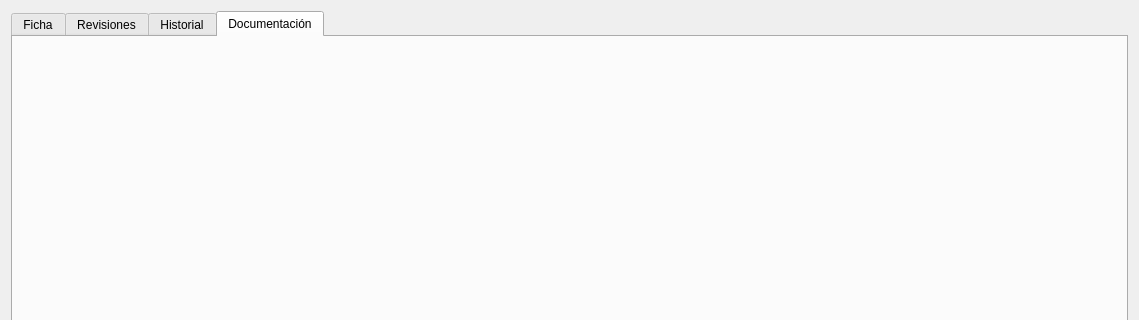
Above: views/forms_ui/vehicle.ui from serk82/nexus_admin_client before the change; both pictures show x 0 to 1139 and y 0 to 320 of the 1139 by 770 pixel window. Below: the same form after it.
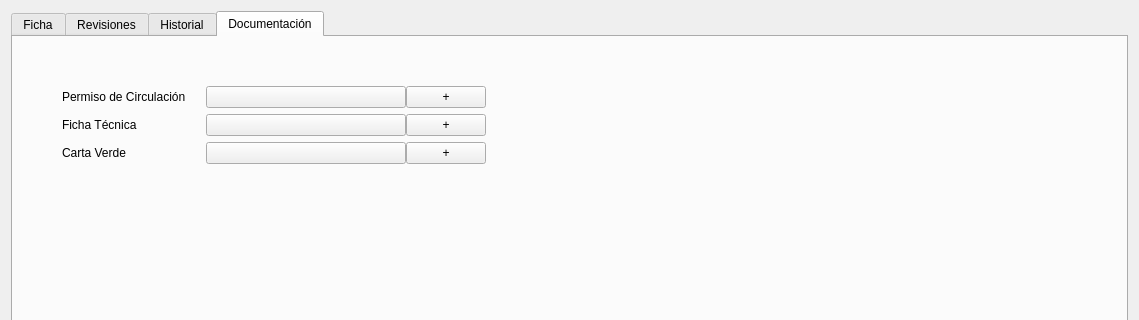
That is the form after the change. The open tabs and pages were chosen to show the change.

Commit message: Añade gestión de documentos en frm_vehicle; incluye botones para agregar permiso de circulación, ficha técnica y carta verde.

The edit to the form file:
```diff
--- a/views/forms_ui/vehicle.ui
+++ b/views/forms_ui/vehicle.ui
@@ -1063,6 +1063,265 @@
         <attribute name="title">
          <string>Documentación</string>
         </attribute>
+        <layout class="QGridLayout" name="gridLayout_15">
+         <item row="0" column="1">
+          <spacer name="verticalSpacer_5">
+           <property name="orientation">
+            <enum>Qt::Orientation::Vertical</enum>
+           </property>
+           <property name="sizeType">
+            <enum>QSizePolicy::Policy::Fixed</enum>
+           </property>
+           <property name="sizeHint" stdset="0">
+            <size>
+             <width>20</width>
+             <height>40</height>
+            </size>
+           </property>
+          </spacer>
+         </item>
+         <item row="1" column="0">
+          <spacer name="horizontalSpacer_8">
+           <property name="orientation">
+            <enum>Qt::Orientation::Horizontal</enum>
+           </property>
+           <property name="sizeType">
+            <enum>QSizePolicy::Policy::Fixed</enum>
+           </property>
+           <property name="sizeHint" stdset="0">
+            <size>
+             <width>40</width>
+             <height>20</height>
+            </size>
+           </property>
+          </spacer>
+         </item>
+         <item row="1" column="1">
+          <layout class="QFormLayout" name="formLayout_5">
+           <property name="horizontalSpacing">
+            <number>20</number>
+           </property>
+           <item row="0" column="0">
+            <widget class="QLabel" name="lbl_registration_certificate">
+             <property name="text">
+              <string>Permiso de Circulación</string>
+             </property>
+            </widget>
+           </item>
+           <item row="0" column="1">
+            <layout class="QHBoxLayout" name="horizontalLayout_7">
+             <item>
+              <widget class="QPushButton" name="btn_registration_certificate">
+               <property name="sizePolicy">
+                <sizepolicy hsizetype="Minimum" vsizetype="Fixed">
+                 <horstretch>0</horstretch>
+                 <verstretch>0</verstretch>
+                </sizepolicy>
+               </property>
+               <property name="minimumSize">
+                <size>
+                 <width>200</width>
+                 <height>0</height>
+                </size>
+               </property>
+               <property name="maximumSize">
+                <size>
+                 <width>200</width>
+                 <height>16777215</height>
+                </size>
+               </property>
+               <property name="text">
+                <string/>
+               </property>
+              </widget>
+             </item>
+             <item>
+              <widget class="QPushButton" name="btn_add_registration_certificate">
+               <property name="sizePolicy">
+                <sizepolicy hsizetype="Fixed" vsizetype="Fixed">
+                 <horstretch>0</horstretch>
+                 <verstretch>0</verstretch>
+                </sizepolicy>
+               </property>
+               <property name="text">
+                <string>+</string>
+               </property>
+              </widget>
+             </item>
+             <item>
+              <spacer name="horizontalSpacer_14">
+               <property name="orientation">
+                <enum>Qt::Orientation::Horizontal</enum>
+               </property>
+               <property name="sizeHint" stdset="0">
+                <size>
+                 <width>40</width>
+                 <height>20</height>
+                </size>
+               </property>
+              </spacer>
+             </item>
+            </layout>
+           </item>
+           <item row="1" column="0">
+            <widget class="QLabel" name="lbl_technical_specifications">
+             <property name="text">
+              <string>Ficha Técnica</string>
+             </property>
+            </widget>
+           </item>
+           <item row="1" column="1">
+            <layout class="QHBoxLayout" name="horizontalLayout_8">
+             <item>
+              <widget class="QPushButton" name="btn_technical_specifications">
+               <property name="sizePolicy">
+                <sizepolicy hsizetype="Minimum" vsizetype="Fixed">
+                 <horstretch>0</horstretch>
+                 <verstretch>0</verstretch>
+                </sizepolicy>
+               </property>
+               <property name="minimumSize">
+                <size>
+                 <width>200</width>
+                 <height>0</height>
+                </size>
+               </property>
+               <property name="maximumSize">
+                <size>
+                 <width>200</width>
+                 <height>16777215</height>
+                </size>
+               </property>
+               <property name="text">
+                <string/>
+               </property>
+              </widget>
+             </item>
+             <item>
+              <widget class="QPushButton" name="btn_add_technical_specifications">
+               <property name="sizePolicy">
+                <sizepolicy hsizetype="Fixed" vsizetype="Fixed">
+                 <horstretch>0</horstretch>
+                 <verstretch>0</verstretch>
+                </sizepolicy>
+               </property>
+               <property name="text">
+                <string>+</string>
+               </property>
+              </widget>
+             </item>
+             <item>
+              <spacer name="horizontalSpacer_15">
+               <property name="orientation">
+                <enum>Qt::Orientation::Horizontal</enum>
+               </property>
+               <property name="sizeHint" stdset="0">
+                <size>
+                 <width>40</width>
+                 <height>20</height>
+                </size>
+               </property>
+              </spacer>
+             </item>
+            </layout>
+           </item>
+           <item row="2" column="0">
+            <widget class="QLabel" name="lbl_green_card">
+             <property name="text">
+              <string>Carta Verde</string>
+             </property>
+            </widget>
+           </item>
+           <item row="2" column="1">
+            <layout class="QHBoxLayout" name="horizontalLayout_9">
+             <item>
+              <widget class="QPushButton" name="btn_green_card">
+               <property name="sizePolicy">
+                <sizepolicy hsizetype="Minimum" vsizetype="Fixed">
+                 <horstretch>0</horstretch>
+                 <verstretch>0</verstretch>
+                </sizepolicy>
+               </property>
+               <property name="minimumSize">
+                <size>
+                 <width>200</width>
+                 <height>0</height>
+                </size>
+               </property>
+               <property name="maximumSize">
+                <size>
+                 <width>200</width>
+                 <height>16777215</height>
+                </size>
+               </property>
+               <property name="text">
+                <string/>
+               </property>
+              </widget>
+             </item>
+             <item>
+              <widget class="QPushButton" name="btn_add_green_card">
+               <property name="sizePolicy">
+                <sizepolicy hsizetype="Fixed" vsizetype="Fixed">
+                 <horstretch>0</horstretch>
+                 <verstretch>0</verstretch>
+                </sizepolicy>
+               </property>
+               <property name="text">
+                <string>+</string>
+               </property>
+              </widget>
+             </item>
+             <item>
+              <spacer name="horizontalSpacer_16">
+               <property name="orientation">
+                <enum>Qt::Orientation::Horizontal</enum>
+               </property>
+               <property name="sizeHint" stdset="0">
+                <size>
+                 <width>40</width>
+                 <height>20</height>
+                </size>
+               </property>
+              </spacer>
+             </item>
+            </layout>
+           </item>
+          </layout>
+         </item>
+         <item row="1" column="2">
+          <spacer name="horizontalSpacer_9">
+           <property name="orientation">
+            <enum>Qt::Orientation::Horizontal</enum>
+           </property>
+           <property name="sizeType">
+            <enum>QSizePolicy::Policy::Fixed</enum>
+           </property>
+           <property name="sizeHint" stdset="0">
+            <size>
+             <width>40</width>
+             <height>20</height>
+            </size>
+           </property>
+          </spacer>
+         </item>
+         <item row="2" column="1">
+          <spacer name="verticalSpacer_6">
+           <property name="orientation">
+            <enum>Qt::Orientation::Vertical</enum>
+           </property>
+           <property name="sizeType">
+            <enum>QSizePolicy::Policy::Fixed</enum>
+           </property>
+           <property name="sizeHint" stdset="0">
+            <size>
+             <width>20</width>
+             <height>40</height>
+            </size>
+           </property>
+          </spacer>
+         </item>
+        </layout>
        </widget>
       </widget>
      </item>
```
The commit also changes 2 other files.
